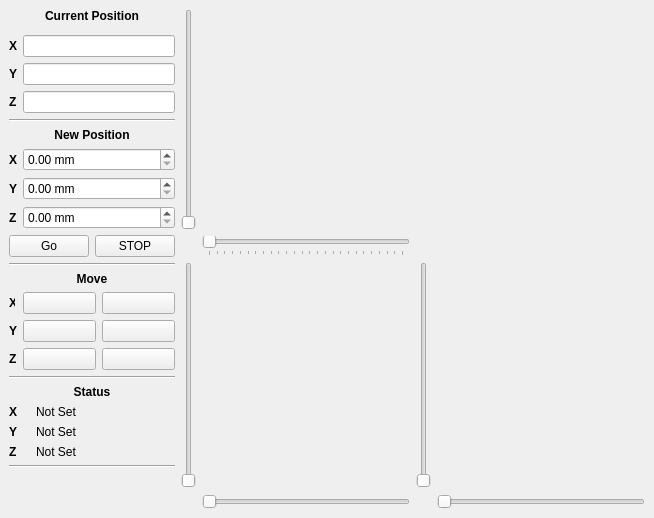
Qt form modules/gui/designer/motor_control.ui (Kaldarinz/PA-RSCF-22-72-00015-) before a commit.
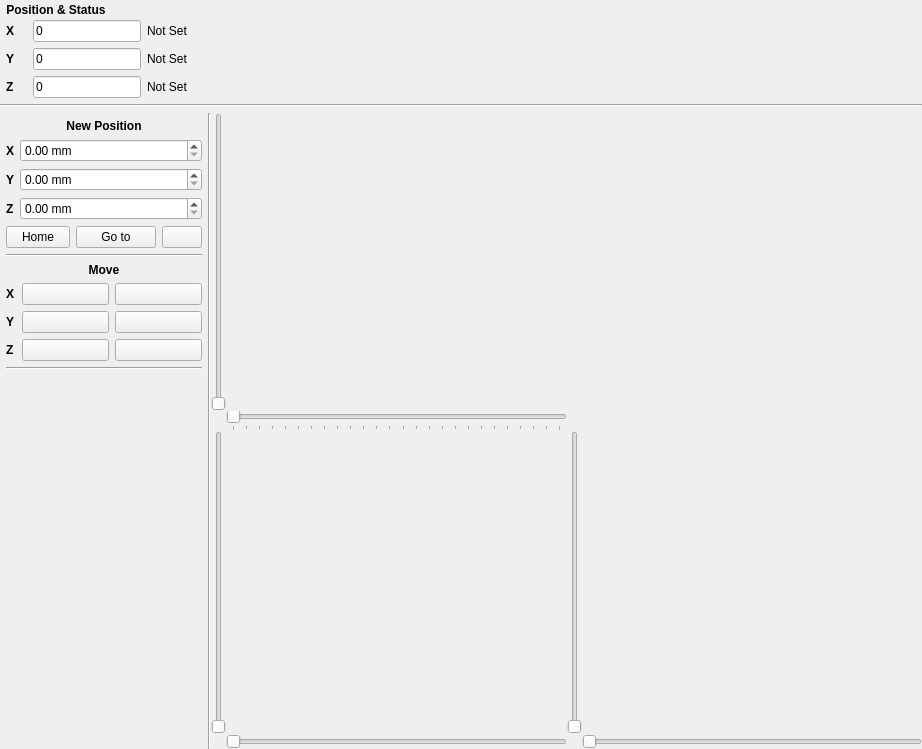
The same form after that commit. Icons and pictures are not drawn. Custom widgets are drawn as their Qt base class.

Commit message: Stage homing and stop tweak

Patch:
```diff
--- a/modules/gui/designer/motor_control.ui
+++ b/modules/gui/designer/motor_control.ui
@@ -6,8 +6,8 @@
    <rect>
     <x>0</x>
     <y>0</y>
-    <width>654</width>
-    <height>518</height>
+    <width>922</width>
+    <height>749</height>
    </rect>
   </property>
   <property name="floating">
@@ -17,9 +17,27 @@
    <string>DockWidget</string>
   </property>
   <widget class="QWidget" name="dockWidgetContents">
-   <layout class="QHBoxLayout" name="horizontalLayout">
+   <layout class="QVBoxLayout" name="verticalLayout_2">
+    <property name="spacing">
+     <number>0</number>
+    </property>
+    <property name="leftMargin">
+     <number>0</number>
+    </property>
+    <property name="topMargin">
+     <number>0</number>
+    </property>
+    <property name="rightMargin">
+     <number>0</number>
+    </property>
+    <property name="bottomMargin">
+     <number>0</number>
+    </property>
     <item>
-     <layout class="QVBoxLayout" name="verticalLayout">
+     <layout class="QHBoxLayout" name="horizontalLayout_2">
+      <property name="leftMargin">
+       <number>6</number>
+      </property>
       <item>
        <widget class="QLabel" name="lbl_cur_pos">
         <property name="sizePolicy">
@@ -35,7 +53,7 @@
          </font>
         </property>
         <property name="text">
-         <string>Current Position</string>
+         <string>Position &amp; Status</string>
         </property>
         <property name="alignment">
          <set>Qt::AlignCenter</set>
@@ -43,17 +61,33 @@
        </widget>
       </item>
       <item>
-       <widget class="Line" name="line_5">
+       <spacer name="horizontalSpacer">
         <property name="orientation">
-         <enum>Qt::Vertical</enum>
+         <enum>Qt::Horizontal</enum>
         </property>
-       </widget>
+        <property name="sizeHint" stdset="0">
+         <size>
+          <width>40</width>
+          <height>20</height>
+         </size>
+        </property>
+       </spacer>
       </item>
+     </layout>
+    </item>
       <item>
-       <layout class="QFormLayout" name="formLayout">
-        <property name="sizeConstraint">
-         <enum>QLayout::SetDefaultConstraint</enum>
-        </property>
+     <layout class="QHBoxLayout" name="horizontalLayout_4">
+      <property name="spacing">
+       <number>6</number>
+      </property>
+      <property name="leftMargin">
+       <number>6</number>
+      </property>
+      <property name="bottomMargin">
+       <number>6</number>
+      </property>
+      <item>
+       <layout class="QGridLayout" name="gridLayout_2">
         <item row="0" column="0">
          <widget class="QLabel" name="lbl_x_cur_pos">
           <property name="sizePolicy">
@@ -74,6 +108,22 @@
          </widget>
         </item>
         <item row="0" column="1">
+         <widget class="QLabel" name="icon_x_status">
+          <property name="sizePolicy">
+           <sizepolicy hsizetype="Maximum" vsizetype="Preferred">
+            <horstretch>0</horstretch>
+            <verstretch>0</verstretch>
+           </sizepolicy>
+          </property>
+          <property name="text">
+           <string/>
+          </property>
+          <property name="pixmap">
+           <pixmap resource="qt_resources.qrc">:/icons/qt_resources/plug-disconnect-prohibition.png</pixmap>
+          </property>
+         </widget>
+        </item>
+        <item row="0" column="2">
          <widget class="QLineEdit" name="le_x_cur_pos">
           <property name="sizePolicy">
            <sizepolicy hsizetype="Preferred" vsizetype="Fixed">
@@ -87,11 +137,27 @@
             <height>16777215</height>
            </size>
           </property>
+          <property name="text">
+           <string>0</string>
+          </property>
           <property name="readOnly">
            <bool>true</bool>
           </property>
          </widget>
         </item>
+        <item row="0" column="3">
+         <widget class="QLabel" name="lbl_x_status">
+          <property name="minimumSize">
+           <size>
+            <width>120</width>
+            <height>0</height>
+           </size>
+          </property>
+          <property name="text">
+           <string>Not Set</string>
+          </property>
+         </widget>
+        </item>
         <item row="1" column="0">
          <widget class="QLabel" name="lbl_y_cur_pos">
           <property name="font">
@@ -106,6 +172,22 @@
          </widget>
         </item>
         <item row="1" column="1">
+         <widget class="QLabel" name="icon_y_status">
+          <property name="sizePolicy">
+           <sizepolicy hsizetype="Minimum" vsizetype="Preferred">
+            <horstretch>0</horstretch>
+            <verstretch>0</verstretch>
+           </sizepolicy>
+          </property>
+          <property name="text">
+           <string/>
+          </property>
+          <property name="pixmap">
+           <pixmap resource="qt_resources.qrc">:/icons/qt_resources/plug-disconnect-prohibition.png</pixmap>
+          </property>
+         </widget>
+        </item>
+        <item row="1" column="2">
          <widget class="QLineEdit" name="le_y_cur_pos">
           <property name="sizePolicy">
            <sizepolicy hsizetype="Minimum" vsizetype="Fixed">
@@ -119,11 +201,21 @@
             <height>16777215</height>
            </size>
           </property>
+          <property name="text">
+           <string>0</string>
+          </property>
           <property name="readOnly">
            <bool>true</bool>
           </property>
          </widget>
         </item>
+        <item row="1" column="3">
+         <widget class="QLabel" name="lbl_y_status">
+          <property name="text">
+           <string>Not Set</string>
+          </property>
+         </widget>
+        </item>
         <item row="2" column="0">
          <widget class="QLabel" name="lbl_z_cur_pos">
           <property name="font">
@@ -138,6 +230,22 @@
          </widget>
         </item>
         <item row="2" column="1">
+         <widget class="QLabel" name="icon_z_status">
+          <property name="sizePolicy">
+           <sizepolicy hsizetype="Minimum" vsizetype="Preferred">
+            <horstretch>0</horstretch>
+            <verstretch>0</verstretch>
+           </sizepolicy>
+          </property>
+          <property name="text">
+           <string/>
+          </property>
+          <property name="pixmap">
+           <pixmap resource="qt_resources.qrc">:/icons/qt_resources/plug-disconnect-prohibition.png</pixmap>
+          </property>
+         </widget>
+        </item>
+        <item row="2" column="2">
          <widget class="QLineEdit" name="le_z_cur_pos">
           <property name="sizePolicy">
            <sizepolicy hsizetype="Minimum" vsizetype="Fixed">
@@ -151,10 +259,35 @@
             <height>16777215</height>
            </size>
           </property>
+          <property name="text">
+           <string>0</string>
+          </property>
           <property name="readOnly">
            <bool>true</bool>
           </property>
          </widget>
+        </item>
+        <item row="2" column="3">
+         <widget class="QLabel" name="lbl_z_status">
+          <property name="text">
+           <string>Not Set</string>
+          </property>
+         </widget>
+        </item>
+       </layout>
+      </item>
+      <item>
+       <spacer name="horizontalSpacer_2">
+        <property name="orientation">
+         <enum>Qt::Horizontal</enum>
+        </property>
+        <property name="sizeHint" stdset="0">
+         <size>
+          <width>40</width>
+          <height>20</height>
+         </size>
+        </property>
+       </spacer>
         </item>
        </layout>
       </item>
@@ -166,6 +299,25 @@
        </widget>
       </item>
       <item>
+     <layout class="QHBoxLayout" name="horizontalLayout_3">
+      <property name="leftMargin">
+       <number>6</number>
+      </property>
+      <property name="topMargin">
+       <number>6</number>
+      </property>
+      <item>
+       <layout class="QVBoxLayout" name="verticalLayout">
+        <property name="spacing">
+         <number>6</number>
+        </property>
+        <property name="topMargin">
+         <number>6</number>
+        </property>
+        <property name="rightMargin">
+         <number>6</number>
+        </property>
+        <item>
        <widget class="QLabel" name="lbl_new_pos">
         <property name="sizePolicy">
          <sizepolicy hsizetype="Minimum" vsizetype="Preferred">
@@ -192,6 +344,9 @@
         <property name="sizeConstraint">
          <enum>QLayout::SetMinimumSize</enum>
         </property>
+          <property name="horizontalSpacing">
+           <number>6</number>
+          </property>
         <item row="0" column="0">
          <widget class="QLabel" name="lbl_x_new_pos">
           <property name="font">
@@ -288,14 +443,31 @@
        </layout>
       </item>
       <item>
-       <layout class="QFormLayout" name="formLayout_3">
-        <property name="sizeConstraint">
-         <enum>QLayout::SetMinimumSize</enum>
-        </property>
-        <property name="fieldGrowthPolicy">
-         <enum>QFormLayout::FieldsStayAtSizeHint</enum>
-        </property>
-        <item row="0" column="0">
+         <layout class="QHBoxLayout" name="horizontalLayout">
+          <item>
+           <widget class="QPushButton" name="btn_home">
+            <property name="minimumSize">
+             <size>
+              <width>64</width>
+              <height>0</height>
+             </size>
+            </property>
+            <property name="maximumSize">
+             <size>
+              <width>60</width>
+              <height>16777215</height>
+             </size>
+            </property>
+            <property name="text">
+             <string>Home</string>
+            </property>
+            <property name="icon">
+             <iconset resource="qt_resources.qrc">
+              <normaloff>:/icons/qt_resources/home--arrow.png</normaloff>:/icons/qt_resources/home--arrow.png</iconset>
+            </property>
+           </widget>
+          </item>
+          <item>
          <widget class="QPushButton" name="btn_go">
           <property name="sizePolicy">
            <sizepolicy hsizetype="Minimum" vsizetype="Fixed">
@@ -305,7 +477,7 @@
           </property>
           <property name="minimumSize">
            <size>
-            <width>50</width>
+              <width>0</width>
             <height>0</height>
            </size>
           </property>
@@ -316,7 +488,7 @@
            </size>
           </property>
           <property name="text">
-           <string>Go</string>
+             <string>Go to</string>
           </property>
           <property name="icon">
            <iconset resource="qt_resources.qrc">
@@ -324,7 +496,7 @@
           </property>
          </widget>
         </item>
-        <item row="0" column="1">
+          <item>
          <widget class="QPushButton" name="btn_stop">
           <property name="sizePolicy">
            <sizepolicy hsizetype="Minimum" vsizetype="Fixed">
@@ -334,7 +506,7 @@
           </property>
           <property name="minimumSize">
            <size>
-            <width>50</width>
+              <width>0</width>
             <height>0</height>
            </size>
           </property>
@@ -345,7 +517,7 @@
            </size>
           </property>
           <property name="text">
-           <string>STOP</string>
+             <string/>
           </property>
           <property name="icon">
            <iconset resource="qt_resources.qrc">
@@ -399,7 +571,7 @@
           </property>
           <property name="maximumSize">
            <size>
-            <width>6</width>
+              <width>10</width>
             <height>16777215</height>
            </size>
           </property>
@@ -527,174 +699,6 @@
         </property>
        </widget>
       </item>
-      <item>
-       <widget class="QLabel" name="lbl_status">
-        <property name="sizePolicy">
-         <sizepolicy hsizetype="Minimum" vsizetype="Preferred">
-          <horstretch>0</horstretch>
-          <verstretch>0</verstretch>
-         </sizepolicy>
-        </property>
-        <property name="font">
-         <font>
-          <weight>75</weight>
-          <bold>true</bold>
-         </font>
-        </property>
-        <property name="text">
-         <string>Status</string>
-        </property>
-        <property name="alignment">
-         <set>Qt::AlignCenter</set>
-        </property>
-       </widget>
-      </item>
-      <item>
-       <layout class="QGridLayout" name="gridLayout_8">
-        <property name="sizeConstraint">
-         <enum>QLayout::SetMaximumSize</enum>
-        </property>
-        <item row="1" column="0">
-         <widget class="QLabel" name="lbl_y_title_status">
-          <property name="sizePolicy">
-           <sizepolicy hsizetype="Preferred" vsizetype="Preferred">
-            <horstretch>0</horstretch>
-            <verstretch>0</verstretch>
-           </sizepolicy>
-          </property>
-          <property name="font">
-           <font>
-            <weight>75</weight>
-            <bold>true</bold>
-           </font>
-          </property>
-          <property name="text">
-           <string>Y</string>
-          </property>
-         </widget>
-        </item>
-        <item row="2" column="0">
-         <widget class="QLabel" name="lbl_z_title_status">
-          <property name="sizePolicy">
-           <sizepolicy hsizetype="Preferred" vsizetype="Preferred">
-            <horstretch>0</horstretch>
-            <verstretch>0</verstretch>
-           </sizepolicy>
-          </property>
-          <property name="font">
-           <font>
-            <weight>75</weight>
-            <bold>true</bold>
-           </font>
-          </property>
-          <property name="text">
-           <string>Z</string>
-          </property>
-         </widget>
-        </item>
-        <item row="0" column="1">
-         <widget class="QLabel" name="icon_x_status">
-          <property name="sizePolicy">
-           <sizepolicy hsizetype="Maximum" vsizetype="Preferred">
-            <horstretch>0</horstretch>
-            <verstretch>0</verstretch>
-           </sizepolicy>
-          </property>
-          <property name="text">
-           <string/>
-          </property>
-          <property name="pixmap">
-           <pixmap resource="qt_resources.qrc">:/icons/qt_resources/plug-disconnect-prohibition.png</pixmap>
-          </property>
-         </widget>
-        </item>
-        <item row="2" column="1">
-         <widget class="QLabel" name="icon_z_status">
-          <property name="sizePolicy">
-           <sizepolicy hsizetype="Minimum" vsizetype="Preferred">
-            <horstretch>0</horstretch>
-            <verstretch>0</verstretch>
-           </sizepolicy>
-          </property>
-          <property name="text">
-           <string/>
-          </property>
-          <property name="pixmap">
-           <pixmap resource="qt_resources.qrc">:/icons/qt_resources/plug-disconnect-prohibition.png</pixmap>
-          </property>
-         </widget>
-        </item>
-        <item row="1" column="1">
-         <widget class="QLabel" name="icon_y_status">
-          <property name="sizePolicy">
-           <sizepolicy hsizetype="Minimum" vsizetype="Preferred">
-            <horstretch>0</horstretch>
-            <verstretch>0</verstretch>
-           </sizepolicy>
-          </property>
-          <property name="text">
-           <string/>
-          </property>
-          <property name="pixmap">
-           <pixmap resource="qt_resources.qrc">:/icons/qt_resources/plug-disconnect-prohibition.png</pixmap>
-          </property>
-         </widget>
-        </item>
-        <item row="0" column="0">
-         <widget class="QLabel" name="lbl_x_title_satus">
-          <property name="sizePolicy">
-           <sizepolicy hsizetype="Maximum" vsizetype="Preferred">
-            <horstretch>0</horstretch>
-            <verstretch>0</verstretch>
-           </sizepolicy>
-          </property>
-          <property name="font">
-           <font>
-            <weight>75</weight>
-            <bold>true</bold>
-           </font>
-          </property>
-          <property name="text">
-           <string>X</string>
-          </property>
-         </widget>
-        </item>
-        <item row="0" column="2">
-         <widget class="QLabel" name="lbl_x_status">
-          <property name="minimumSize">
-           <size>
-            <width>120</width>
-            <height>0</height>
-           </size>
-          </property>
-          <property name="text">
-           <string>Not Set</string>
-          </property>
-         </widget>
-        </item>
-        <item row="1" column="2">
-         <widget class="QLabel" name="lbl_y_status">
-          <property name="text">
-           <string>Not Set</string>
-          </property>
-         </widget>
-        </item>
-        <item row="2" column="2">
-         <widget class="QLabel" name="lbl_z_status">
-          <property name="text">
-           <string>Not Set</string>
-          </property>
-         </widget>
-        </item>
-       </layout>
-      </item>
-      <item>
-       <widget class="Line" name="line_4">
-        <property name="orientation">
-         <enum>Qt::Horizontal</enum>
-        </property>
-       </widget>
-      </item>
       <item>
        <spacer name="verticalSpacer">
         <property name="orientation">
@@ -710,6 +714,13 @@
       </item>
      </layout>
     </item>
+      <item>
+       <widget class="Line" name="line_4">
+        <property name="orientation">
+         <enum>Qt::Vertical</enum>
+        </property>
+       </widget>
+      </item>
     <item>
      <layout class="QGridLayout" name="gridLayout_6">
       <item row="0" column="0">
@@ -811,6 +822,8 @@
      </layout>
     </item>
    </layout>
+    </item>
+   </layout>
   </widget>
  </widget>
  <customwidgets>
```
Left out of the diff: 2 changed lines with no effect on the pictures. Lines whose indentation alone changed are shown as unchanged. The commit also changes 7 other files.
